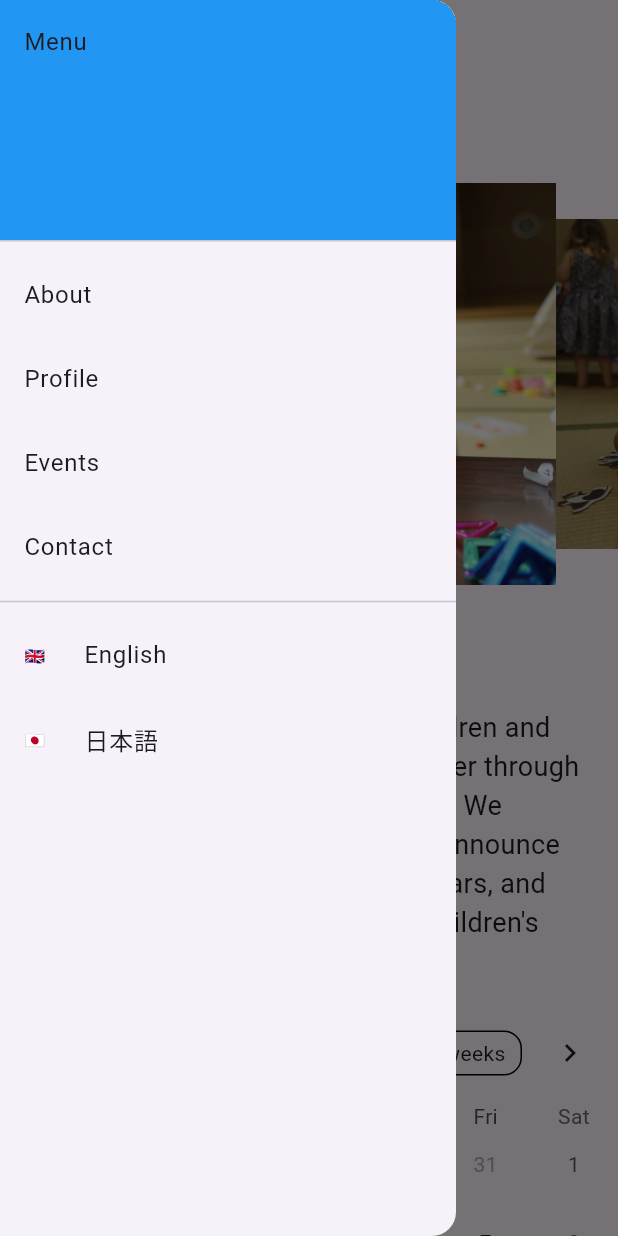
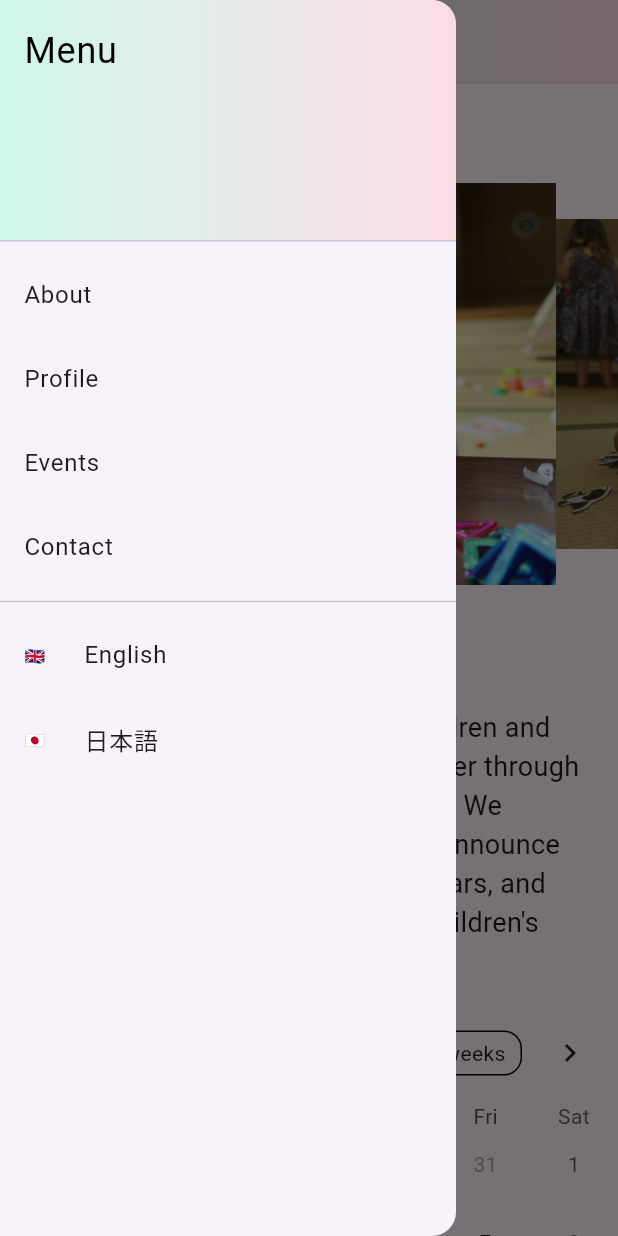
Before and after one commit to brandon-lindberg/fusion-hub-mobile, a Flutter app: the screen it shows after launch, with the side drawer open, on a phone screen of 412 x 824 dp. Run offline on Flutter 3.47's test engine with Material 3 defaults, Android fonts, the phone set to English and light mode, and no system bars; drawn by our look-alikes of carousel_slider, table_calendar.

Commit message:
added custom colours for banner and Menu

```diff
--- a/lib/main.dart
+++ b/lib/main.dart
@@ -25,7 +25,10 @@ class AppointmentApp extends StatelessWidget {
           return MaterialApp(
             title: 'Appointment App',
             theme: ThemeData(
-              primarySwatch: Colors.blue,
+              appBarTheme: const AppBarTheme(
+                backgroundColor: Colors.transparent,
+                elevation: 0,
+              ),
             ),
             locale: localeProvider.locale,
             supportedLocales: L10n.all,
@@ -62,3 +65,28 @@ class AppointmentApp extends StatelessWidget {
     );
   }
 }
+
+class CustomAppBar extends StatelessWidget implements PreferredSizeWidget {
+  final String title;
+
+  const CustomAppBar({super.key, required this.title});
+
+  @override
+  Widget build(BuildContext context) {
+    return AppBar(
+      flexibleSpace: Container(
+        decoration: const BoxDecoration(
+          gradient: LinearGradient(
+            colors: [Color.fromRGBO(170, 251, 220, 0.506), Color.fromRGBO(255, 200, 210, 0.533)],
+            begin: Alignment.centerLeft,
+            end: Alignment.centerRight,
+          ),
+        ),
+      ),
+      title: Text(title),
+    );
+  }
+
+  @override
+  Size get preferredSize => const Size.fromHeight(kToolbarHeight);
+}
--- a/lib/screens/about_page.dart
+++ b/lib/screens/about_page.dart
@@ -1,5 +1,6 @@
 import 'package:flutter/material.dart';
 import '../l10n/app_localizations.dart';
+import '../main.dart';
 
 class AboutPage extends StatelessWidget {
   const AboutPage({super.key});
@@ -9,9 +10,7 @@ class AboutPage extends StatelessWidget {
     final localizations = AppLocalizations.of(context)!;
 
     return Scaffold(
-      appBar: AppBar(
-        title: Text(localizations.translate('about')),
-      ),
+      appBar: const CustomAppBar(title: 'About'),
       body: SingleChildScrollView(
         child: Padding(
           padding: const EdgeInsets.all(16.0),
--- a/lib/screens/appointments_page.dart
+++ b/lib/screens/appointments_page.dart
@@ -1,4 +1,5 @@
 import 'package:flutter/material.dart';
+import '../main.dart';
 import '../models/event.dart';
 import '../services/event_service.dart';
 import 'event_details_page.dart';
@@ -27,9 +28,7 @@ class _AppointmentsPageState extends State<AppointmentsPage> {
     final DateFormat timeFormat = DateFormat('h:mm a');
 
     return Scaffold(
-      appBar: AppBar(
-        title: const Text('Events'),
-      ),
+      appBar: const CustomAppBar(title: 'Events'),
       body: Column(
         children: [
           ElevatedButton(
--- a/lib/screens/contact_page.dart
+++ b/lib/screens/contact_page.dart
@@ -1,4 +1,6 @@
 import 'package:flutter/material.dart';
+
+import '../main.dart';
 
 class ContactPage extends StatelessWidget {
   const ContactPage({super.key});
@@ -6,9 +8,7 @@ class ContactPage extends StatelessWidget {
   @override
   Widget build(BuildContext context) {
     return Scaffold(
-      appBar: AppBar(
-        title: const Text('Contact Page'),
-      ),
+      appBar: const CustomAppBar(title: 'Contact Page'),
       body: const Padding(
         padding: EdgeInsets.all(16.0),
         child: Column(
--- a/lib/screens/event_details_page.dart
+++ b/lib/screens/event_details_page.dart
@@ -1,4 +1,5 @@
 import 'package:flutter/material.dart';
+import '../main.dart';
 import '../models/event.dart';
 import 'package:intl/intl.dart';
 
@@ -13,9 +14,7 @@ class EventDetailsPage extends StatelessWidget {
     final DateFormat timeFormat = DateFormat('h:mm a');
 
     return Scaffold(
-      appBar: AppBar(
-        title: Text(event.title),
-      ),
+      appBar: const CustomAppBar(title: 'Events'),
       body: Padding(
         padding: const EdgeInsets.all(16.0),
         child: Column(
--- a/lib/screens/home_screen.dart
+++ b/lib/screens/home_screen.dart
@@ -1,4 +1,5 @@
 import 'package:flutter/material.dart';
+import '../main.dart';
 import '../models/appointment.dart';
 import '../services/api_service.dart';
 
@@ -21,9 +22,7 @@ class _HomeScreenState extends State<HomeScreen> {
   @override
   Widget build(BuildContext context) {
     return Scaffold(
-      appBar: AppBar(
-        title: const Text('Appointment App'),
-      ),
+      appBar: const CustomAppBar(title: 'Cultural Fusion Hub'),
       body: Center(
         child: FutureBuilder<List<Appointment>>(
           future: futureAppointments,
--- a/lib/screens/landing_page.dart
+++ b/lib/screens/landing_page.dart
@@ -6,6 +6,8 @@ import '../l10n/app_localizations.dart';
 import '../providers/locale_provider.dart';
 import '../services/event_service.dart';
 import '../models/event.dart';
+import '../widgets/custom_app_bar.dart';
+import '../widgets/custom_drawer_header.dart';
 
 class LandingPage extends StatefulWidget {
   const LandingPage({super.key});
@@ -34,9 +36,7 @@ class _LandingPageState extends State<LandingPage> {
   @override
   Widget build(BuildContext context) {
     return Scaffold(
-      appBar: AppBar(
-        title: Text(AppLocalizations.of(context)!.translate('home')),
-      ),
+      appBar: const CustomAppBar(title: 'Cultural Fusion Hub'),  // Use the custom AppBar
       body: SingleChildScrollView(
         child: Column(
           children: [
@@ -116,10 +116,7 @@ class _LandingPageState extends State<LandingPage> {
         child: ListView(
           padding: EdgeInsets.zero,
           children: [
-            const DrawerHeader(
-              decoration: BoxDecoration(color: Colors.blue),
-              child: Text('Menu'),
-            ),
+            const CustomDrawerHeader(),
             ListTile(
               title: Text(AppLocalizations.of(context)!.translate('about')),
               onTap: () => Navigator.pushNamed(context, '/about'),
--- a/lib/screens/profile_page.dart
+++ b/lib/screens/profile_page.dart
@@ -1,4 +1,6 @@
 import 'package:flutter/material.dart';
+
+import '../main.dart';
 
 class ProfilePage extends StatelessWidget {
   final List<Map<String, String>> staff = [
@@ -12,9 +14,7 @@ class ProfilePage extends StatelessWidget {
   @override
   Widget build(BuildContext context) {
     return Scaffold(
-      appBar: AppBar(
-        title: const Text('Profile Page'),
-      ),
+      appBar: const CustomAppBar(title: 'Profile Page'),
       body: ListView.builder(
         itemCount: staff.length,
         itemBuilder: (context, index) {
--- /dev/null
+++ b/lib/widgets/custom_app_bar.dart
@@ -0,0 +1,26 @@
+import 'package:flutter/material.dart';
+
+class CustomAppBar extends StatelessWidget implements PreferredSizeWidget {
+  final String title;
+
+  const CustomAppBar({super.key, required this.title});
+
+  @override
+  Widget build(BuildContext context) {
+    return AppBar(
+      flexibleSpace: Container(
+        decoration: const BoxDecoration(
+          gradient: LinearGradient(
+            colors: [Color.fromRGBO(170, 251, 220, 0.506), Color.fromRGBO(255, 200, 210, 0.533)],
+            begin: Alignment.centerLeft,
+            end: Alignment.centerRight,
+          ),
+        ),
+      ),
+      title: Text(title),
+    );
+  }
+
+  @override
+  Size get preferredSize => const Size.fromHeight(kToolbarHeight);
+}
--- /dev/null
+++ b/lib/widgets/custom_drawer_header.dart
@@ -0,0 +1,22 @@
+import 'package:flutter/material.dart';
+
+class CustomDrawerHeader extends StatelessWidget {
+  const CustomDrawerHeader({super.key});
+
+  @override
+  Widget build(BuildContext context) {
+    return const DrawerHeader(
+      decoration: BoxDecoration(
+        gradient: LinearGradient(
+          colors: [Color.fromRGBO(170, 251, 220, 0.506), Color.fromRGBO(255, 200, 210, 0.533)],
+          begin: Alignment.centerLeft,
+          end: Alignment.centerRight,
+        ),
+      ),
+      child: Text(
+        'Menu',
+        style: TextStyle(color: Color.fromARGB(255, 0, 0, 0), fontSize: 24),
+      ),
+    );
+  }
+}
```
